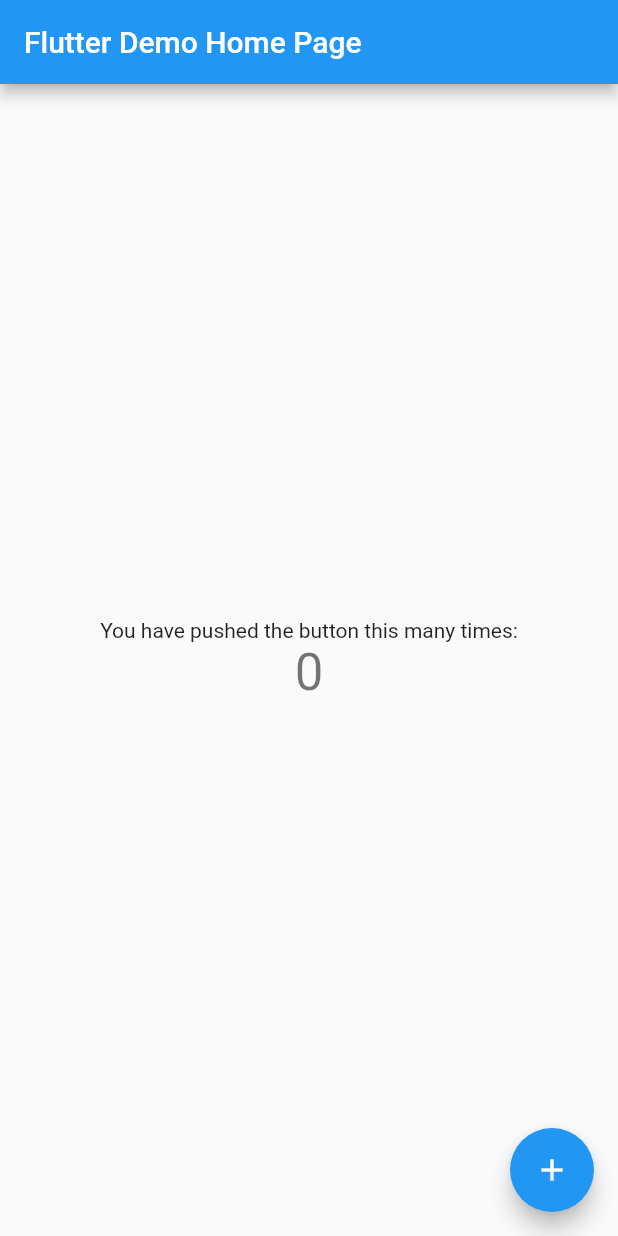
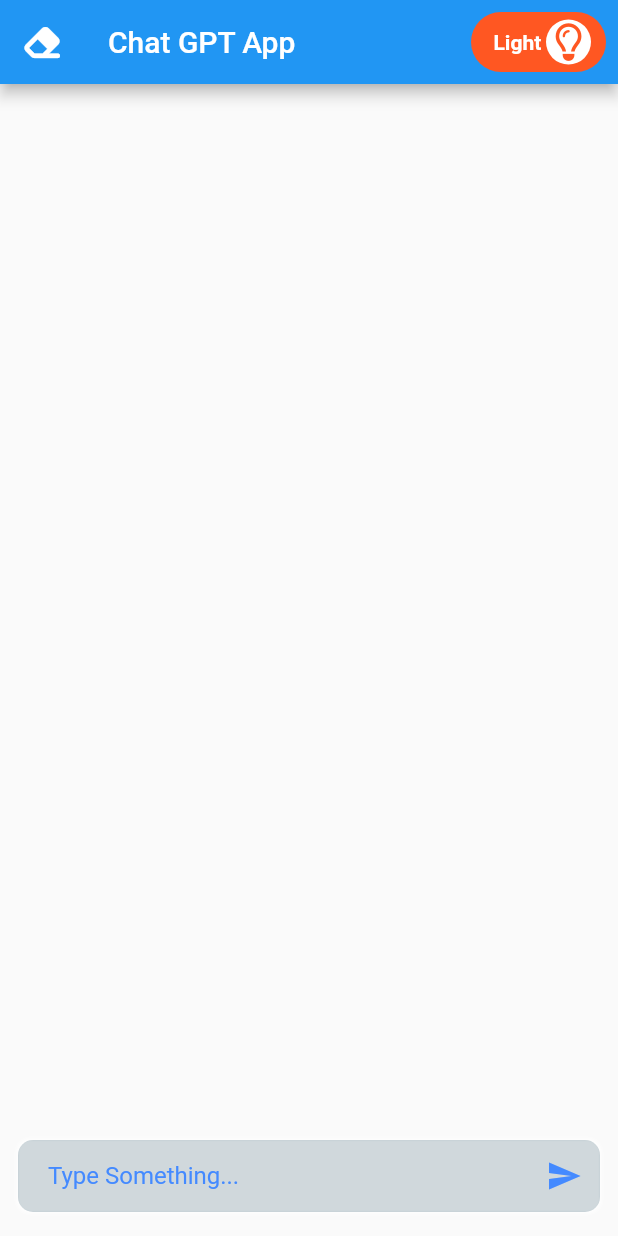
Before and after one commit to atlalbasha/chat_gpt_app, a Flutter app: the screen it shows after launch, on a phone screen of 412 x 824 dp. Run offline on Flutter 3.47's test engine with Material 2 defaults, Android fonts, the phone set to English and light mode, and no system bars; drawn by our look-alikes of lite_rolling_switch; our stand-ins replace flutter_spinkit, font_awesome_flutter, get.

Commit message:
flutter getx chat gpt3

```diff
--- /dev/null
+++ b/lib/controller/api_controller.dart
@@ -0,0 +1,119 @@
+import 'dart:convert';
+
+import 'package:flutter/material.dart';
+import 'package:get/get.dart';
+import 'package:http/http.dart' as http;
+
+import '../model/chat_message.dart';
+
+const apiKey = "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";
+
+class ApiController extends GetxController {
+  final _isLoading = false.obs;
+  final _isError = false.obs;
+  final _errorMessage = ''.obs;
+  bool get isLoading => _isLoading.value;
+  bool get isError => _isError.value;
+  String get errorMessage => _errorMessage.value;
+
+  final textController = TextEditingController();
+  final scrollController = ScrollController();
+
+  final baseUrl = Uri.https('api.openai.com', 'v1/completions');
+
+  Map<String, String> header = {
+    "Content-Type": "application/json",
+    "Authorization": "Bearer $apiKey",
+  };
+
+  final _data = ''.obs;
+  get data => _data.value;
+  set data(value) => _data.value = value;
+  void clearData() => _data.value = '';
+
+  final _message = ''.obs;
+  get message => _message.value;
+  set message(value) => _message.value = value;
+  void clearMessage() => _message.value = '';
+
+  final _chatMessages = <ChatMessage>[].obs;
+  List<ChatMessage> get chatMessages => _chatMessages;
+  set chatMessages(value) => _chatMessages.value = value;
+
+  @override
+  void onInit() {
+    // fetchData("Hello World");
+    super.onInit();
+  }
+
+  @override
+  void onReady() {
+    // fetchData("hi");
+    super.onReady();
+  }
+
+  void scrollDown() {
+    scrollController.animateTo(
+      scrollController.position.maxScrollExtent,
+      duration: const Duration(milliseconds: 300),
+      curve: Curves.easeOut,
+    );
+  }
+
+  Future fetchData(String prompt) async {
+    _isLoading.value = true;
+    Get.snackbar('Loading', 'Please wait...');
+
+    // add message to chat as sender type.
+    _chatMessages.add(ChatMessage(
+      message: prompt.trim(),
+      chatMessageType: ChatMessageType.sender,
+    ));
+    Future.delayed(const Duration(milliseconds: 50)).then((_) => scrollDown());
+
+    isLoading
+        ? _chatMessages.add(ChatMessage(
+            message: 'Loading, Please wait...',
+            chatMessageType: ChatMessageType.bot,
+          ))
+        : null;
+
+    textController.clear();
+    try {
+      final response = await http.post(baseUrl,
+          headers: header,
+          body: jsonEncode({
+            "model": 'text-davinci-003',
+            "prompt": prompt,
+            "temperature": 0.3,
+            "max_tokens": 2000,
+            "top_p": 1.0,
+            "frequency_penalty": 0.0,
+            "presence_penalty": 0.0,
+          }));
+
+      if (response.statusCode == 200) {
+        var res = jsonDecode(response.body);
+        data = res["choices"][0]["text"];
+
+        data != '' ? _chatMessages.remove(_chatMessages.last) : null;
+
+        // add message to chat as bot type.
+        _chatMessages.add(ChatMessage(
+          message: data.trim(),
+          chatMessageType: ChatMessageType.bot,
+        ));
+        Future.delayed(const Duration(milliseconds: 50))
+            .then((_) => scrollDown());
+      } else {
+        _isError.value = true;
+        _errorMessage.value = "Error: ${response.statusCode}";
+      }
+    } catch (e) {
+      _isError.value = true;
+      _errorMessage.value = "Error: $e";
+    } finally {
+      _isLoading.value = false;
+    }
+  }
+}
--- a/lib/main.dart
+++ b/lib/main.dart
@@ -1,4 +1,6 @@
+import 'package:chat_gpt_app/view/home.dart';
 import 'package:flutter/material.dart';
+import 'package:get/get.dart';
 
 void main() {
   runApp(const MyApp());
@@ -10,106 +12,10 @@ class MyApp extends StatelessWidget {
   // This widget is the root of your application.
   @override
   Widget build(BuildContext context) {
-    return MaterialApp(
-      title: 'Flutter Demo',
-      theme: ThemeData(
-        // This is the theme of your application.
-        //
-        // Try running your application with "flutter run". You'll see the
-        // application has a blue toolbar. Then, without quitting the app, try
-        // changing the primarySwatch below to Colors.green and then invoke
-        // "hot reload" (press "r" in the console where you ran "flutter run",
-        // or simply save your changes to "hot reload" in a Flutter IDE).
-        // Notice that the counter didn't reset back to zero; the application
-        // is not restarted.
-        primarySwatch: Colors.blue,
-      ),
-      home: const MyHomePage(title: 'Flutter Demo Home Page'),
+    return GetMaterialApp(
+      title: 'Chat GPT App',
+      debugShowCheckedModeBanner: false,
+      home: Home(),
     );
   }
 }
-
-class MyHomePage extends StatefulWidget {
-  const MyHomePage({super.key, required this.title});
-
-  // This widget is the home page of your application. It is stateful, meaning
-  // that it has a State object (defined below) that contains fields that affect
-  // how it looks.
-
-  // This class is the configuration for the state. It holds the values (in this
-  // case the title) provided by the parent (in this case the App widget) and
-  // used by the build method of the State. Fields in a Widget subclass are
-  // always marked "final".
-
-  final String title;
-
-  @override
-  State<MyHomePage> createState() => _MyHomePageState();
-}
-
-class _MyHomePageState extends State<MyHomePage> {
-  int _counter = 0;
-
-  void _incrementCounter() {
-    setState(() {
-      // This call to setState tells the Flutter framework that something has
-      // changed in this State, which causes it to rerun the build method below
-      // so that the display can reflect the updated values. If we changed
-      // _counter without calling setState(), then the build method would not be
-      // called again, and so nothing would appear to happen.
-      _counter++;
-    });
-  }
-
-  @override
-  Widget build(BuildContext context) {
-    // This method is rerun every time setState is called, for instance as done
-    // by the _incrementCounter method above.
-    //
-    // The Flutter framework has been optimized to make rerunning build methods
-    // fast, so that you can just rebuild anything that needs updating rather
-    // than having to individually change instances of widgets.
-    return Scaffold(
-      appBar: AppBar(
-        // Here we take the value from the MyHomePage object that was created by
-        // the App.build method, and use it to set our appbar title.
-        title: Text(widget.title),
-      ),
-      body: Center(
-        // Center is a layout widget. It takes a single child and positions it
-        // in the middle of the parent.
-        child: Column(
-          // Column is also a layout widget. It takes a list of children and
-          // arranges them vertically. By default, it sizes itself to fit its
-          // children horizontally, and tries to be as tall as its parent.
-          //
-          // Invoke "debug painting" (press "p" in the console, choose the
-          // "Toggle Debug Paint" action from the Flutter Inspector in Android
-          // Studio, or the "Toggle Debug Paint" command in Visual Studio Code)
-          // to see the wireframe for each widget.
-          //
-          // Column has various properties to control how it sizes itself and
-          // how it positions its children. Here we use mainAxisAlignment to
-          // center the children vertically; the main axis here is the vertical
-          // axis because Columns are vertical (the cross axis would be
-          // horizontal).
-          mainAxisAlignment: MainAxisAlignment.center,
-          children: <Widget>[
-            const Text(
-              'You have pushed the button this many times:',
-            ),
-            Text(
-              '$_counter',
-              style: Theme.of(context).textTheme.headline4,
-            ),
-          ],
-        ),
-      ),
-      floatingActionButton: FloatingActionButton(
-        onPressed: _incrementCounter,
-        tooltip: 'Increment',
-        child: const Icon(Icons.add),
-      ), // This trailing comma makes auto-formatting nicer for build methods.
-    );
-  }
-}
--- /dev/null
+++ b/lib/model/chat_message.dart
@@ -0,0 +1,8 @@
+enum ChatMessageType { sender, bot }
+
+class ChatMessage {
+  final String message;
+  final ChatMessageType chatMessageType;
+
+  ChatMessage({required this.message, required this.chatMessageType});
+}
--- /dev/null
+++ b/lib/view/home.dart
@@ -0,0 +1,201 @@
+import 'package:chat_gpt_app/controller/api_controller.dart';
+import 'package:flutter/material.dart';
+import 'package:get/get.dart';
+import '../model/chat_message.dart';
+import 'package:flutter_spinkit/flutter_spinkit.dart';
+import 'package:font_awesome_flutter/font_awesome_flutter.dart';
+import 'package:lite_rolling_switch/lite_rolling_switch.dart';
+
+class Home extends StatelessWidget {
+  Home({super.key});
+  ApiController apiController = Get.put(ApiController());
+  @override
+  Widget build(BuildContext context) {
+    // apiController.fetchData('Hello World');
+    return Scaffold(
+      // backgroundColor: Colors.grey.shade200,
+      appBar: AppBar(
+        title: const Text('Chat GPT App'),
+        leading: IconButton(
+            icon: FaIcon(FontAwesomeIcons.eraser),
+            onPressed: () {
+              apiController.chatMessages.clear();
+            }),
+        actions: [
+          Padding(
+            padding: const EdgeInsets.all(8),
+            child: LiteRollingSwitch(
+              //initial value
+              value: true,
+              width: 90,
+              textOff: 'Dark',
+              textOn: 'Light',
+              colorOn: Colors.deepOrange,
+              colorOff: Colors.grey,
+              textOnColor: Colors.white,
+              iconOn: FontAwesomeIcons.lightbulb,
+              iconOff: FontAwesomeIcons.moon,
+
+              onChanged: (bool state) {
+                state
+                    ? Get.changeTheme(ThemeData.light())
+                    : Get.changeTheme(ThemeData.dark());
+              },
+              onDoubleTap: () {},
+              onSwipe: () {},
+              onTap: () {},
+            ),
+          ),
+        ],
+      ),
+      body: Obx(
+        () => SafeArea(
+          child: GestureDetector(
+            onTap: (() => FocusScope.of(context).requestFocus(FocusNode())),
+            child: Column(
+              children: [
+                Expanded(
+                  child: ListView.builder(
+                    controller: apiController.scrollController,
+                    itemCount: apiController.chatMessages.length,
+                    itemBuilder: (context, index) {
+                      return Container(
+                        margin: const EdgeInsets.symmetric(
+                            horizontal: 10, vertical: 6),
+                        child: Row(
+                          crossAxisAlignment: CrossAxisAlignment.start,
+                          children: [
+                            apiController.chatMessages[index].chatMessageType ==
+                                    ChatMessageType.sender
+                                ? Container(
+                                    margin: const EdgeInsets.only(right: 8),
+                                    child: const CircleAvatar(
+                                      backgroundColor: Colors.blueAccent,
+                                      child: FaIcon(FontAwesomeIcons.user,
+                                          color: Colors.white),
+                                    ),
+                                  )
+                                : Container(
+                                    margin: const EdgeInsets.only(right: 8),
+                                    child: const CircleAvatar(
+                                      backgroundColor: Colors.green,
+                                      child: FaIcon(FontAwesomeIcons.robot,
+                                          color: Colors.white),
+                                    ),
+                                  ),
+                            Container(
+                              width: MediaQuery.of(context).size.width * 0.83,
+                              padding: const EdgeInsets.all(12),
+                              decoration: BoxDecoration(
+                                color: apiController.chatMessages[index]
+                                            .chatMessageType ==
+                                        ChatMessageType.sender
+                                    ? Colors.blueAccent
+                                    : Colors.white,
+                                borderRadius: BorderRadius.circular(8),
+                              ),
+                              child: Text(
+                                apiController.chatMessages[index].message,
+                                style: TextStyle(
+                                  color: apiController.chatMessages[index]
+                                              .chatMessageType ==
+                                          ChatMessageType.sender
+                                      ? Colors.white
+                                      : Colors.black,
+                                ),
+                              ),
+                            ),
+                          ],
+                        ),
+                      );
+                    },
+                  ),
+                ),
+                const SizedBox(height: 10),
+                Container(
+                  margin:
+                      const EdgeInsets.symmetric(horizontal: 12, vertical: 0),
+                  height: apiController.isLoading ? 80 : 64,
+                  child: Column(
+                    children: [
+                      apiController.isLoading
+                          ? Padding(
+                              padding: EdgeInsets.all(8.0),
+                              child: SpinKitThreeInOut(
+                                itemBuilder: (context, index) => DecoratedBox(
+                                  decoration: BoxDecoration(
+                                    color: index.isEven
+                                        ? Colors.blueGrey
+                                        : Colors.deepOrange,
+                                  ),
+                                ),
+                                size: 14,
+                              ),
+                            )
+                          : const SizedBox(),
+                      Row(
+                        children: [
+                          Expanded(
+                            child: Container(
+                              decoration: BoxDecoration(
+                                borderRadius: BorderRadius.circular(10.0),
+                                boxShadow: const [
+                                  BoxShadow(
+                                    color: Colors.blueGrey, // darker color
+                                  ),
+                                  BoxShadow(
+                                    color: Colors.white70, // background color
+                                    spreadRadius: 1,
+                                    blurRadius: 1,
+                                  ),
+                                ],
+                              ),
+                              child: Row(
+                                children: [
+                                  const SizedBox(width: 20),
+                                  Expanded(
+                                    child: TextField(
+                                      minLines: 1,
+                                      maxLines: 2,
+                                      style: const TextStyle(
+                                          color: Colors.blueAccent),
+                                      keyboardType: TextInputType.multiline,
+                                      textCapitalization:
+                                          TextCapitalization.sentences,
+                                      autocorrect: true,
+                                      controller: apiController.textController,
+                                      onSubmitted: (value) => apiController
+                                          .fetchData(value.toString()),
+                                      onChanged: (value) => apiController
+                                          .message = value.toString(),
+                                      decoration: const InputDecoration(
+                                          hintText: "Type Something...",
+                                          hintStyle: TextStyle(
+                                              color: Colors.blueAccent),
+                                          border: InputBorder.none),
+                                    ),
+                                  ),
+                                  IconButton(
+                                      icon: const Icon(Icons.send,
+                                          color: Colors.blueAccent),
+                                      onPressed: () {
+                                        apiController.fetchData(
+                                            apiController.message.toString());
+                                      })
+                                ],
+                              ),
+                            ),
+                          ),
+                        ],
+                      ),
+                    ],
+                  ),
+                ),
+              ],
+            ),
+          ),
+        ),
+      ),
+    );
+  }
+}
```
Also changed, not shown: pubspec.yaml (+5 -2 lines), pubspec.lock.
